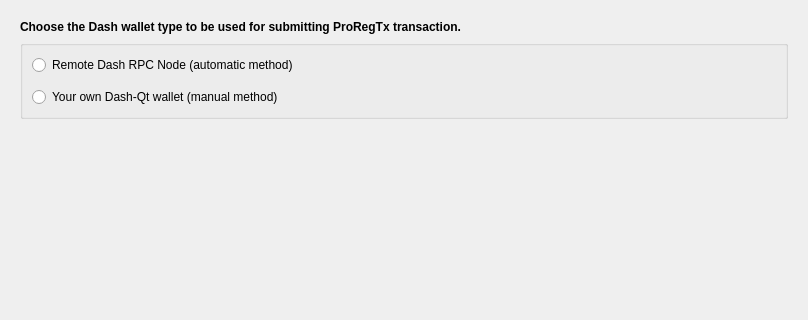
Old version of the form src/ui/ui_reg_masternode_dlg.ui in the repository Bertrand256/dash-masternode-tool; both pictures show x 0 to 808 and y 0 to 320 of the 808 by 659 pixel window.
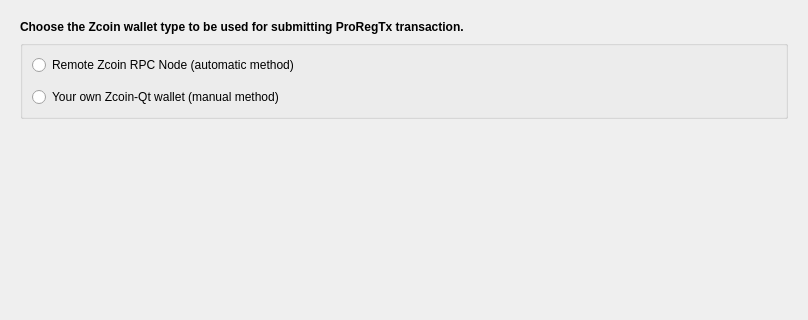
New version of the form. The open tabs and pages were chosen to show the change.

Commit message: Updated text in Znode registration dialog.

What changed in the file:
```diff
--- a/src/ui/ui_reg_masternode_dlg.ui
+++ b/src/ui/ui_reg_masternode_dlg.ui
@@ -619,7 +619,7 @@
        <item>
         <widget class="QLabel" name="label_4">
          <property name="text">
-          <string>&lt;b&gt;Choose the Dash wallet type to be used for submitting ProRegTx transaction.&lt;/b&gt;</string>
+          <string>&lt;b&gt;Choose the Zcoin wallet type to be used for submitting ProRegTx transaction.&lt;/b&gt;</string>
          </property>
          <property name="wordWrap">
           <bool>true</bool>
@@ -641,14 +641,14 @@
           <item>
            <widget class="QRadioButton" name="rbDMTDashNodeType">
             <property name="text">
-             <string>Remote Dash RPC Node (automatic method)</string>
+             <string>Remote Zcoin RPC Node (automatic method)</string>
             </property>
            </widget>
           </item>
           <item>
            <widget class="QRadioButton" name="rbOwnDashNodeType">
             <property name="text">
-             <string>Your own Dash-Qt wallet (manual method)</string>
+             <string>Your own Zcoin-Qt wallet (manual method)</string>
             </property>
            </widget>
           </item>
```
The commit also changes 2 other files.
